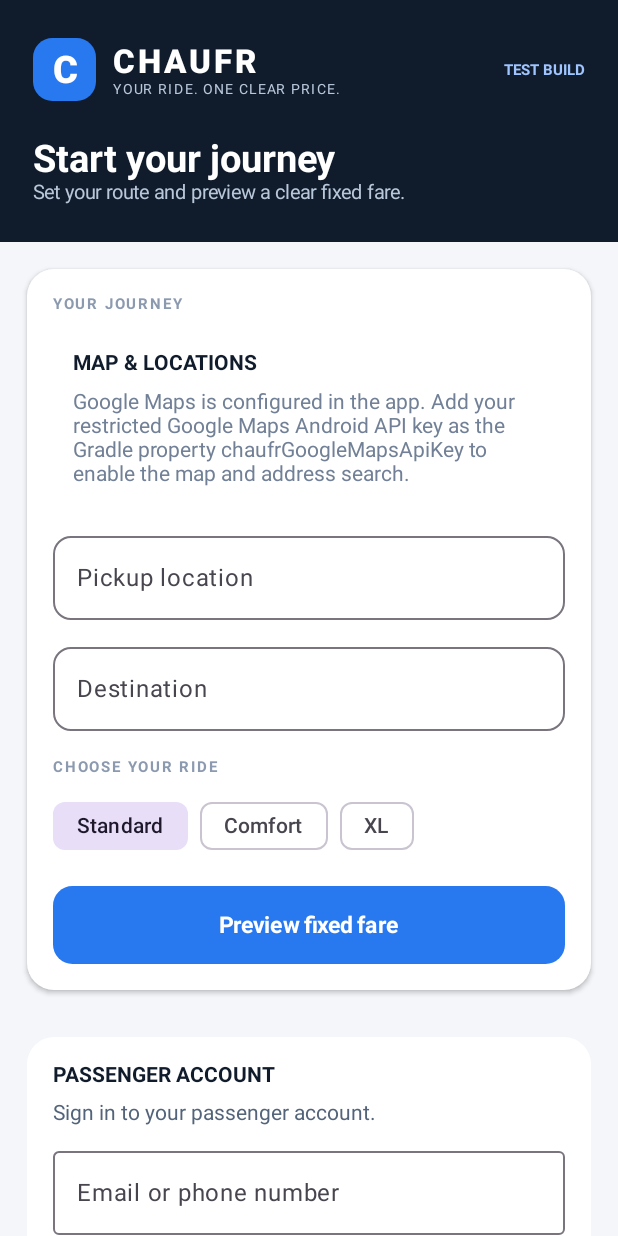
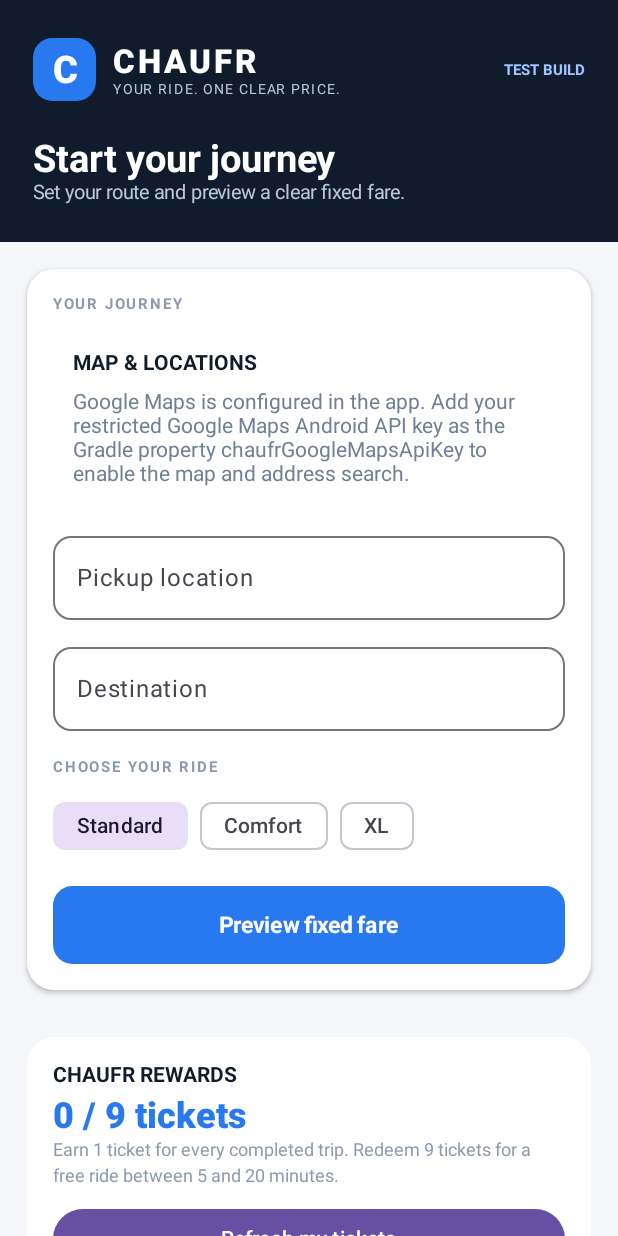
Before and after one commit to whalynbomm-blip/Chaufr, an Android app built with Jetpack Compose: the composable PassengerHome shown on its own in the app's theme, on a phone screen of 412 x 824 dp. Run offline under Robolectric (Android 15) with nearby library versions, the phone set to English and light mode, and no system bars; pictures from the network do not load; 1 statement that could not run was skipped.

Commit message:
Add passenger rewards progress card and refresh action

```diff
--- a/apps/passenger-android/src/main/java/za/co/chaufr/passenger/MainActivity.kt
+++ b/apps/passenger-android/src/main/java/za/co/chaufr/passenger/MainActivity.kt
@@ -358,7 +358,27 @@ private fun PassengerHome() {
                 }
 
                 Spacer(Modifier.height(16.dp))
-                PassengerAccountCard()
+                Card(
+                    modifier = Modifier.fillMaxWidth(),
+                    shape = RoundedCornerShape(18.dp),
+                    colors = CardDefaults.cardColors(containerColor = Color.White)
+                ) {
+                    Column(modifier = Modifier.padding(17.dp)) {
+                        Text("CHAUFR REWARDS", color = ChaufrNavy, fontWeight = FontWeight.Bold)
+                        Spacer(Modifier.height(5.dp))
+                        Text("$rewardsTickets / 9 tickets", color = ChaufrBlue, fontSize = 24.sp, fontWeight = FontWeight.ExtraBold)
+                        Text("Earn 1 ticket for every completed trip. Redeem 9 tickets for a free ride between 5 and 20 minutes.", color = ChaufrMuted, fontSize = 12.sp, lineHeight = 17.sp)
+                        Spacer(Modifier.height(9.dp))
+                        Button(onClick = {
+                            val savedToken = SecureTokenStore.load(context)
+                            if (savedToken == null) rewardsMessage = "Sign in to your passenger account to view your tickets."
+                            else refreshRewards(savedToken)
+                        }, modifier = Modifier.fillMaxWidth()) { Text("Refresh my tickets") }
+                        if (rewardsMessage.isNotBlank()) Text(rewardsMessage, color = ChaufrMuted, fontSize = 11.sp)
+                    }
+                }
+                Spacer(Modifier.height(12.dp))
+                PassengerAccountCard(onSignedIn = { refreshRewards(it) })
                 Spacer(Modifier.height(16.dp))
                 Card(
                     modifier = Modifier.fillMaxWidth(),
```
